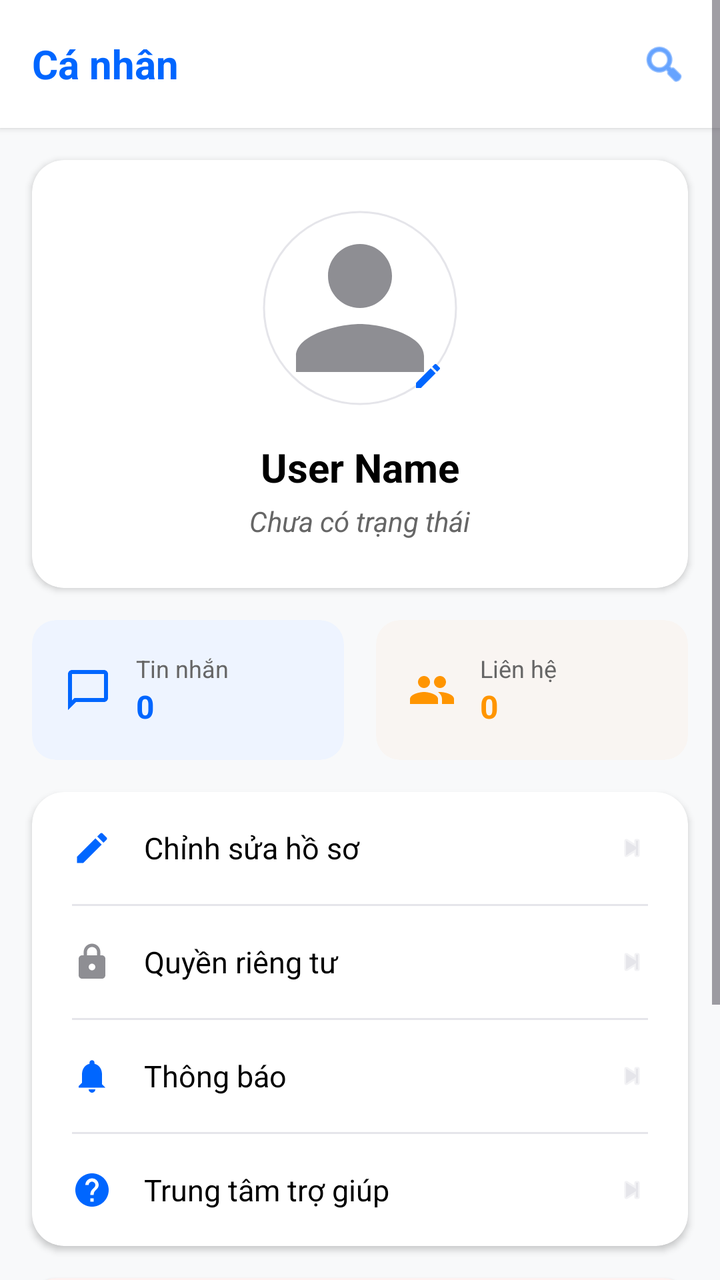
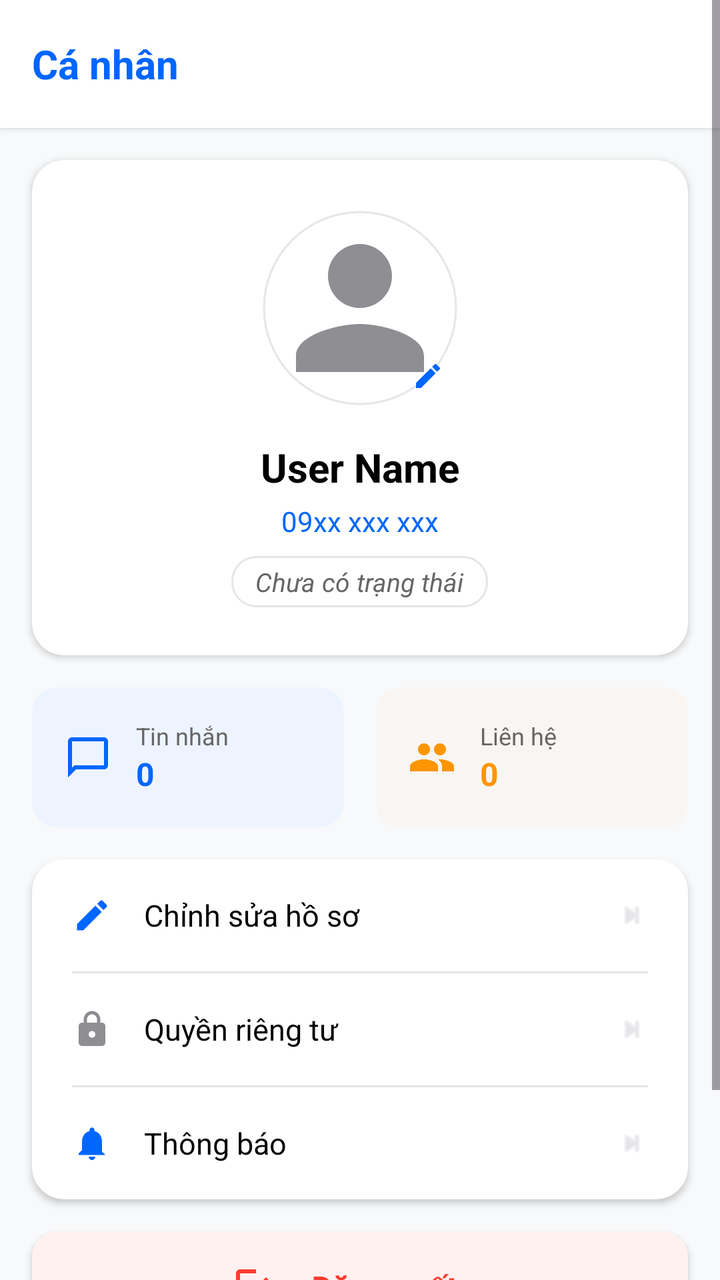

An Android layout rendered at two revisions. The XML below is the earlier revision; the diff shows what the commit changed to produce the second picture.
<!-- AndroidManifest.xml: application theme Theme.DanoChatApp -->
<!-- res/layout/fragment_profile.xml -->
<?xml version="1.0" encoding="utf-8"?>
<ScrollView xmlns:android="http://schemas.android.com/apk/res/android"
    xmlns:app="http://schemas.android.com/apk/res-auto"
    android:layout_width="match_parent"
    android:layout_height="match_parent"
    android:background="@color/background_light"
    android:fillViewport="true">

    <LinearLayout
        android:layout_width="match_parent"
        android:layout_height="wrap_content"
        android:orientation="vertical"
        android:paddingBottom="80dp">

        
        <RelativeLayout
            android:layout_width="match_parent"
            android:layout_height="?attr/actionBarSize"
            android:background="@color/white"
            android:elevation="2dp"
            android:paddingHorizontal="16dp">

            <TextView
                android:layout_width="wrap_content"
                android:layout_height="wrap_content"
                android:layout_centerVertical="true"
                android:text="@string/nav_profile"
                android:textColor="@color/primary"
                android:textSize="20sp"
                android:textStyle="bold" />

            <ImageView
                android:layout_width="24dp"
                android:layout_height="24dp"
                android:layout_alignParentEnd="true"
                android:layout_centerVertical="true"
                android:src="@android:drawable/ic_menu_search"
                app:tint="@color/primary" />
        </RelativeLayout>

        
        <androidx.cardview.widget.CardView
            android:layout_width="match_parent"
            android:layout_height="wrap_content"
            android:layout_margin="16dp"
            app:cardCornerRadius="16dp"
            app:cardElevation="2dp">

            <LinearLayout
                android:layout_width="match_parent"
                android:layout_height="wrap_content"
                android:gravity="center_horizontal"
                android:orientation="vertical"
                android:padding="24dp">

                <RelativeLayout
                    android:layout_width="wrap_content"
                    android:layout_height="wrap_content">

                    <com.google.android.material.imageview.ShapeableImageView
                        android:id="@+id/image_profile"
                        android:layout_width="100dp"
                        android:layout_height="100dp"
                        android:padding="2dp"
                        android:src="@drawable/ic_person"
                        app:shapeAppearanceOverlay="@style/CircleImage"
                        app:strokeColor="@color/divider_color"
                        app:strokeWidth="1dp" />

                    <View
                        android:layout_width="16dp"
                        android:layout_height="16dp"
                        android:layout_alignBottom="@id/image_profile"
                        android:layout_alignEnd="@id/image_profile"
                        android:layout_marginBottom="8dp"
                        android:layout_marginEnd="8dp"
                        android:background="@drawable/ic_edit"
                        android:backgroundTint="@color/primary" />
                </RelativeLayout>

                <TextView
                    android:id="@+id/text_profile_name"
                    android:layout_width="wrap_content"
                    android:layout_height="wrap_content"
                    android:layout_marginTop="16dp"
                    android:text="User Name"
                    android:textColor="@color/black"
                    android:textSize="20sp"
                    android:textStyle="bold" />

                <TextView
                    android:id="@+id/text_profile_status"
                    android:layout_width="wrap_content"
                    android:layout_height="wrap_content"
                    android:layout_marginTop="4dp"
                    android:textStyle="italic"
                    android:text="@string/no_status"
                    android:textColor="@color/text_grey"
                    android:textSize="14sp" />

            </LinearLayout>
        </androidx.cardview.widget.CardView>

        
        <LinearLayout
            android:layout_width="match_parent"
            android:layout_height="wrap_content"
            android:orientation="horizontal"
            android:paddingHorizontal="16dp">

            <androidx.cardview.widget.CardView
                android:layout_width="0dp"
                android:layout_height="wrap_content"
                android:layout_marginEnd="8dp"
                android:layout_weight="1"
                app:cardBackgroundColor="#EEF4FF"
                app:cardCornerRadius="12dp"
                app:cardElevation="0dp">

                <LinearLayout
                    android:layout_width="match_parent"
                    android:layout_height="wrap_content"
                    android:gravity="center_vertical"
                    android:orientation="horizontal"
                    android:padding="16dp">

                    <ImageView
                        android:layout_width="24dp"
                        android:layout_height="24dp"
                        android:src="@drawable/ic_message" />

                    <LinearLayout
                        android:layout_width="wrap_content"
                        android:layout_height="wrap_content"
                        android:layout_marginStart="12dp"
                        android:orientation="vertical">

                        <TextView
                            android:layout_width="wrap_content"
                            android:layout_height="wrap_content"
                            android:text="@string/messages"
                            android:textColor="@color/text_grey"
                            android:textSize="12sp" />

                        <TextView
                            android:id="@+id/text_message_count"
                            android:layout_width="wrap_content"
                            android:layout_height="wrap_content"
                            android:text="0"
                            android:textColor="@color/primary"
                            android:textSize="16sp"
                            android:textStyle="bold" />
                    </LinearLayout>
                </LinearLayout>
            </androidx.cardview.widget.CardView>

            <androidx.cardview.widget.CardView
                android:layout_width="0dp"
                android:layout_height="wrap_content"
                android:layout_marginStart="8dp"
                android:layout_weight="1"
                app:cardBackgroundColor="#F9F5F2"
                app:cardCornerRadius="12dp"
                app:cardElevation="0dp">

                <LinearLayout
                    android:layout_width="match_parent"
                    android:layout_height="wrap_content"
                    android:gravity="center_vertical"
                    android:orientation="horizontal"
                    android:padding="16dp">

                    <ImageView
                        android:layout_width="24dp"
                        android:layout_height="24dp"
                        android:src="@drawable/ic_contacts" />

                    <LinearLayout
                        android:layout_width="wrap_content"
                        android:layout_height="wrap_content"
                        android:layout_marginStart="12dp"
                        android:orientation="vertical">

                        <TextView
                            android:layout_width="wrap_content"
                            android:layout_height="wrap_content"
                            android:text="@string/contacts"
                            android:textColor="@color/text_grey"
                            android:textSize="12sp" />

                        <TextView
                            android:id="@+id/text_contact_count"
                            android:layout_width="wrap_content"
                            android:layout_height="wrap_content"
                            android:text="0"
                            android:textColor="@color/secondary"
                            android:textSize="16sp"
                            android:textStyle="bold" />
                    </LinearLayout>
                </LinearLayout>
            </androidx.cardview.widget.CardView>
        </LinearLayout>

        
        <androidx.cardview.widget.CardView
            android:layout_width="match_parent"
            android:layout_height="wrap_content"
            android:layout_margin="16dp"
            app:cardCornerRadius="16dp"
            app:cardElevation="2dp">

            <LinearLayout
                android:layout_width="match_parent"
                android:layout_height="wrap_content"
                android:orientation="vertical">

                
                <LinearLayout
                    android:id="@+id/item_edit_profile"
                    android:layout_width="match_parent"
                    android:layout_height="56dp"
                    android:background="?attr/selectableItemBackground"
                    android:gravity="center_vertical"
                    android:orientation="horizontal"
                    android:paddingHorizontal="20dp">

                    <ImageView
                        android:layout_width="20dp"
                        android:layout_height="20dp"
                        android:src="@drawable/ic_edit" />

                    <TextView
                        android:layout_width="0dp"
                        android:layout_height="wrap_content"
                        android:layout_marginStart="16dp"
                        android:layout_weight="1"
                        android:text="@string/edit_profile"
                        android:textColor="@color/black"
                        android:textSize="15sp" />

                    <ImageView
                        android:layout_width="16dp"
                        android:layout_height="16dp"
                        android:src="@android:drawable/ic_media_next"
                        app:tint="@color/divider_color" />
                </LinearLayout>

                <View
                    android:layout_width="match_parent"
                    android:layout_height="1dp"
                    android:layout_marginHorizontal="20dp"
                    android:background="@color/divider_color" />

                
                <LinearLayout
                    android:layout_width="match_parent"
                    android:layout_height="56dp"
                    android:background="?attr/selectableItemBackground"
                    android:gravity="center_vertical"
                    android:orientation="horizontal"
                    android:paddingHorizontal="20dp">

                    <ImageView
                        android:layout_width="20dp"
                        android:layout_height="20dp"
                        android:src="@drawable/ic_lock" />

                    <TextView
                        android:layout_width="0dp"
                        android:layout_height="wrap_content"
                        android:layout_marginStart="16dp"
                        android:layout_weight="1"
                        android:text="@string/privacy"
                        android:textColor="@color/black"
                        android:textSize="15sp" />

                    <ImageView
                        android:layout_width="16dp"
                        android:layout_height="16dp"
                        android:src="@android:drawable/ic_media_next"
                        app:tint="@color/divider_color" />
                </LinearLayout>

                <View
                    android:layout_width="match_parent"
                    android:layout_height="1dp"
                    android:layout_marginHorizontal="20dp"
                    android:background="@color/divider_color" />

                
                <LinearLayout
                    android:layout_width="match_parent"
                    android:layout_height="56dp"
                    android:background="?attr/selectableItemBackground"
                    android:gravity="center_vertical"
                    android:orientation="horizontal"
                    android:paddingHorizontal="20dp">

                    <ImageView
                        android:layout_width="20dp"
                        android:layout_height="20dp"
                        android:src="@drawable/ic_notifications" />

                    <TextView
                        android:layout_width="0dp"
                        android:layout_height="wrap_content"
                        android:layout_marginStart="16dp"
                        android:layout_weight="1"
                        android:text="@string/notifications"
                        android:textColor="@color/black"
                        android:textSize="15sp" />

                    <ImageView
                        android:layout_width="16dp"
                        android:layout_height="16dp"
                        android:src="@android:drawable/ic_media_next"
                        app:tint="@color/divider_color" />
                </LinearLayout>

                <View
                    android:layout_width="match_parent"
                    android:layout_height="1dp"
                    android:layout_marginHorizontal="20dp"
                    android:background="@color/divider_color" />

                
                <LinearLayout
                    android:layout_width="match_parent"
                    android:layout_height="56dp"
                    android:background="?attr/selectableItemBackground"
                    android:gravity="center_vertical"
                    android:orientation="horizontal"
                    android:paddingHorizontal="20dp">

                    <ImageView
                        android:layout_width="20dp"
                        android:layout_height="20dp"
                        android:src="@drawable/ic_help" />

                    <TextView
                        android:layout_width="0dp"
                        android:layout_height="wrap_content"
                        android:layout_marginStart="16dp"
                        android:layout_weight="1"
                        android:text="@string/help_center"
                        android:textColor="@color/black"
                        android:textSize="15sp" />

                    <ImageView
                        android:layout_width="16dp"
                        android:layout_height="16dp"
                        android:src="@android:drawable/ic_media_next"
                        app:tint="@color/divider_color" />
                </LinearLayout>

            </LinearLayout>
        </androidx.cardview.widget.CardView>

        
        <androidx.appcompat.widget.AppCompatButton
            android:id="@+id/btn_logout"
            android:layout_width="match_parent"
            android:layout_height="56dp"
            android:layout_marginHorizontal="16dp"
            android:background="@drawable/edit_text_bg"
            android:backgroundTint="#FFF1F0"
            android:drawableStart="@drawable/ic_logout"
            android:paddingHorizontal="100dp"
            android:text="@string/logout"
            android:textAllCaps="false"
            android:textColor="#FF3B30"
            android:textSize="16sp"
            android:textStyle="bold" />

        <TextView
            android:layout_width="match_parent"
            android:layout_height="wrap_content"
            android:layout_marginTop="24dp"
            android:gravity="center"
            android:text="@string/app_version"
            android:textColor="@color/neutral"
            android:textSize="12sp" />

    </LinearLayout>
</ScrollView>
<!-- resources referenced by this layout -->
<resources>
  <color name="background_light">#F8F9FA</color>
  <color name="black">#FF000000</color>
  <color name="divider_color">#E5E5EA</color>
  <color name="neutral">#8E8E93</color>
  <color name="primary">#0066FF</color>
  <color name="secondary">#FF9500</color>
  <color name="text_grey">#666666</color>
  <color name="white">#FFFFFFFF</color>
  <!-- drawable edit_text_bg (drawable) -->
  <?xml version="1.0" encoding="utf-8"?>
  <shape xmlns:android="http://schemas.android.com/apk/res/android">
      <solid android:color="@color/white" />
      <stroke
          android:width="1dp"
          android:color="#E5E5EA" />
      <corners android:radius="12dp" />
  </shape>
  <!-- drawable ic_help (drawable) -->
  <vector xmlns:android="http://schemas.android.com/apk/res/android"
      android:width="24dp"
      android:height="24dp"
      android:viewportWidth="24"
      android:viewportHeight="24">
      <path
          android:fillColor="@color/primary"
          android:pathData="M12,2C6.48,2 2,6.48 2,12s4.48,10 10,10 10,-4.48 10,-10S17.52,2 12,2zM13,19h-2v-2h2v2zM15.07,11.25l-0.9,0.92C13.45,12.9 13,13.5 13,15h-2v-0.5c0,-1.1 0.45,-2.1 1.17,-2.83l1.24,-1.26c0.37,-0.36 0.59,-0.86 0.59,-1.41 0,-1.1 -0.9,-2 -2,-2s-2,0.9 -2,2H8c0,-2.21 1.79,-4 4,-4s4,1.79 4,4c0,0.88 -0.36,1.68 -0.93,2.25z" />
  </vector>
  <!-- drawable ic_logout (drawable) -->
  <vector xmlns:android="http://schemas.android.com/apk/res/android"
      android:width="24dp"
      android:height="24dp"
      android:viewportWidth="24"
      android:viewportHeight="24">
      <path
          android:fillColor="#FF3B30"
          android:pathData="M17,7l-1.41,1.41L18.17,11H8v2h10.17l-2.58,2.58L17,17l5,-5L17,7zM4,5h8V3H4C2.9,3 2,3.9 2,5v14c0,1.1 0.9,2 2,2h8v-2H4V5z" />
  </vector>
  <!-- drawable ic_message (drawable) -->
  <vector xmlns:android="http://schemas.android.com/apk/res/android"
      android:width="24dp"
      android:height="24dp"
      android:viewportWidth="24"
      android:viewportHeight="24">
      <path
          android:fillColor="@color/primary"
          android:pathData="M20,2H4C2.9,2 2,2.9 2,4v18l4,-4h14c1.1,0 2,-0.9 2,-2V4c0,-1.1 -0.9,-2 -2,-2zM20,16H5.17L4,17.17V4h16v12z" />
  </vector>
  <!-- drawable ic_person (drawable) -->
  <vector xmlns:android="http://schemas.android.com/apk/res/android"
      android:width="24dp"
      android:height="24dp"
      android:viewportWidth="24"
      android:viewportHeight="24">
      <path
          android:fillColor="@color/neutral"
          android:pathData="M12,12c2.21,0 4,-1.79 4,-4s-1.79,-4 -4,-4 -4,1.79 -4,4 1.79,4 4,4zM12,14c-2.67,0 -8,1.34 -8,4v2h16v-2c0,-2.66 -5.33,-4 -8,-4z" />
  </vector>
  <string name="app_version">Phiên bản 2.4.0 • Dano Vietnam</string>
  <string name="contacts">Liên hệ</string>
  <string name="edit_profile">Chỉnh sửa hồ sơ</string>
  <string name="help_center">Trung tâm trợ giúp</string>
  <string name="logout">Đăng xuất</string>
  <string name="messages">Tin nhắn</string>
  <string name="nav_profile">Cá nhân</string>
  <string name="no_status">Chưa có trạng thái</string>
  <string name="notifications">Thông báo</string>
  <string name="privacy">Quyền riêng tư</string>
  <style name="CircleImage" parent="">
          <item name="cornerSize">50%</item>
      </style>
  <style name="Theme.DanoChatApp" parent="Base.Theme.DanoChatApp" />
  <style name="Base.Theme.DanoChatApp" parent="Theme.Material3.DayNight.NoActionBar">
          
          <item name="colorPrimary">@color/primary</item>
          <item name="colorPrimaryVariant">@color/primary_dark</item>
          <item name="colorSecondary">@color/secondary</item>
          <item name="android:statusBarColor">@color/white</item>
          <item name="android:windowLightStatusBar">true</item>
      </style>
  <color name="primary_dark">#0052CC</color>
  <!-- unchanged entries left out for length: 4 -->
</resources>

<!-- the commit's change to res/layout/fragment_profile.xml (unified diff, before → after) -->
@@ -28,14 +28,6 @@
                 android:textColor="@color/primary"
                 android:textSize="20sp"
                 android:textStyle="bold" />
-
-            <ImageView
-                android:layout_width="24dp"
-                android:layout_height="24dp"
-                android:layout_alignParentEnd="true"
-                android:layout_centerVertical="true"
-                android:src="@android:drawable/ic_menu_search"
-                app:tint="@color/primary" />
         </RelativeLayout>
 
         
@@ -89,14 +81,26 @@
                     android:textStyle="bold" />
 
                 <TextView
+                    android:id="@+id/text_profile_phone"
+                    android:layout_width="wrap_content"
+                    android:layout_height="wrap_content"
+                    android:layout_marginTop="4dp"
+                    android:text="09xx xxx xxx"
+                    android:textColor="@color/primary"
+                    android:textSize="14sp" />
+
+                <TextView
                     android:id="@+id/text_profile_status"
                     android:layout_width="wrap_content"
                     android:layout_height="wrap_content"
-                    android:layout_marginTop="4dp"
+                    android:layout_marginTop="8dp"
+                    android:background="@drawable/edit_text_bg"
+                    android:paddingHorizontal="12dp"
+                    android:paddingVertical="4dp"
                     android:textStyle="italic"
                     android:text="@string/no_status"
                     android:textColor="@color/text_grey"
-                    android:textSize="14sp" />
+                    android:textSize="13sp" />
 
             </LinearLayout>
         </androidx.cardview.widget.CardView>
@@ -214,7 +218,6 @@
                 android:layout_height="wrap_content"
                 android:orientation="vertical">
 
-                
                 <LinearLayout
                     android:id="@+id/item_edit_profile"
                     android:layout_width="match_parent"
@@ -251,7 +254,6 @@
                     android:layout_marginHorizontal="20dp"
                     android:background="@color/divider_color" />
 
-                
                 <LinearLayout
                     android:layout_width="match_parent"
                     android:layout_height="56dp"
@@ -287,7 +289,6 @@
                     android:layout_marginHorizontal="20dp"
                     android:background="@color/divider_color" />
 
-                
                 <LinearLayout
                     android:layout_width="match_parent"
                     android:layout_height="56dp"
@@ -307,42 +308,6 @@
                         android:layout_marginStart="16dp"
                         android:layout_weight="1"
                         android:text="@string/notifications"
-                        android:textColor="@color/black"
-                        android:textSize="15sp" />
-
-                    <ImageView
-                        android:layout_width="16dp"
-                        android:layout_height="16dp"
-                        android:src="@android:drawable/ic_media_next"
-                        app:tint="@color/divider_color" />
-                </LinearLayout>
-
-                <View
-                    android:layout_width="match_parent"
-                    android:layout_height="1dp"
-                    android:layout_marginHorizontal="20dp"
-                    android:background="@color/divider_color" />
-
-                
-                <LinearLayout
-                    android:layout_width="match_parent"
-                    android:layout_height="56dp"
-                    android:background="?attr/selectableItemBackground"
-                    android:gravity="center_vertical"
-                    android:orientation="horizontal"
-                    android:paddingHorizontal="20dp">
-
-                    <ImageView
-                        android:layout_width="20dp"
-                        android:layout_height="20dp"
-                        android:src="@drawable/ic_help" />
-
-                    <TextView
-                        android:layout_width="0dp"
-                        android:layout_height="wrap_content"
-                        android:layout_marginStart="16dp"
-                        android:layout_weight="1"
-                        android:text="@string/help_center"
                         android:textColor="@color/black"
                         android:textSize="15sp" />
 
@@ -372,14 +337,5 @@
             android:textSize="16sp"
             android:textStyle="bold" />
 
-        <TextView
-            android:layout_width="match_parent"
-            android:layout_height="wrap_content"
-            android:layout_marginTop="24dp"
-            android:gravity="center"
-            android:text="@string/app_version"
-            android:textColor="@color/neutral"
-            android:textSize="12sp" />
-
     </LinearLayout>
 </ScrollView>
<!-- resource entries referenced after the edit -->
@@ -17,16 +17,6 @@
           android:color="#E5E5EA" />
       <corners android:radius="12dp" />
   </shape>
-  <!-- drawable ic_help (drawable) -->
-  <vector xmlns:android="http://schemas.android.com/apk/res/android"
-      android:width="24dp"
-      android:height="24dp"
-      android:viewportWidth="24"
-      android:viewportHeight="24">
-      <path
-          android:fillColor="@color/primary"
-          android:pathData="M12,2C6.48,2 2,6.48 2,12s4.48,10 10,10 10,-4.48 10,-10S17.52,2 12,2zM13,19h-2v-2h2v2zM15.07,11.25l-0.9,0.92C13.45,12.9 13,13.5 13,15h-2v-0.5c0,-1.1 0.45,-2.1 1.17,-2.83l1.24,-1.26c0.37,-0.36 0.59,-0.86 0.59,-1.41 0,-1.1 -0.9,-2 -2,-2s-2,0.9 -2,2H8c0,-2.21 1.79,-4 4,-4s4,1.79 4,4c0,0.88 -0.36,1.68 -0.93,2.25z" />
-  </vector>
   <!-- drawable ic_logout (drawable) -->
   <vector xmlns:android="http://schemas.android.com/apk/res/android"
       android:width="24dp"
@@ -57,10 +47,8 @@
           android:fillColor="@color/neutral"
           android:pathData="M12,12c2.21,0 4,-1.79 4,-4s-1.79,-4 -4,-4 -4,1.79 -4,4 1.79,4 4,4zM12,14c-2.67,0 -8,1.34 -8,4v2h16v-2c0,-2.66 -5.33,-4 -8,-4z" />
   </vector>
-  <string name="app_version">Phiên bản 2.4.0 • Dano Vietnam</string>
   <string name="contacts">Liên hệ</string>
   <string name="edit_profile">Chỉnh sửa hồ sơ</string>
-  <string name="help_center">Trung tâm trợ giúp</string>
   <string name="logout">Đăng xuất</string>
   <string name="messages">Tin nhắn</string>
   <string name="nav_profile">Cá nhân</string>
